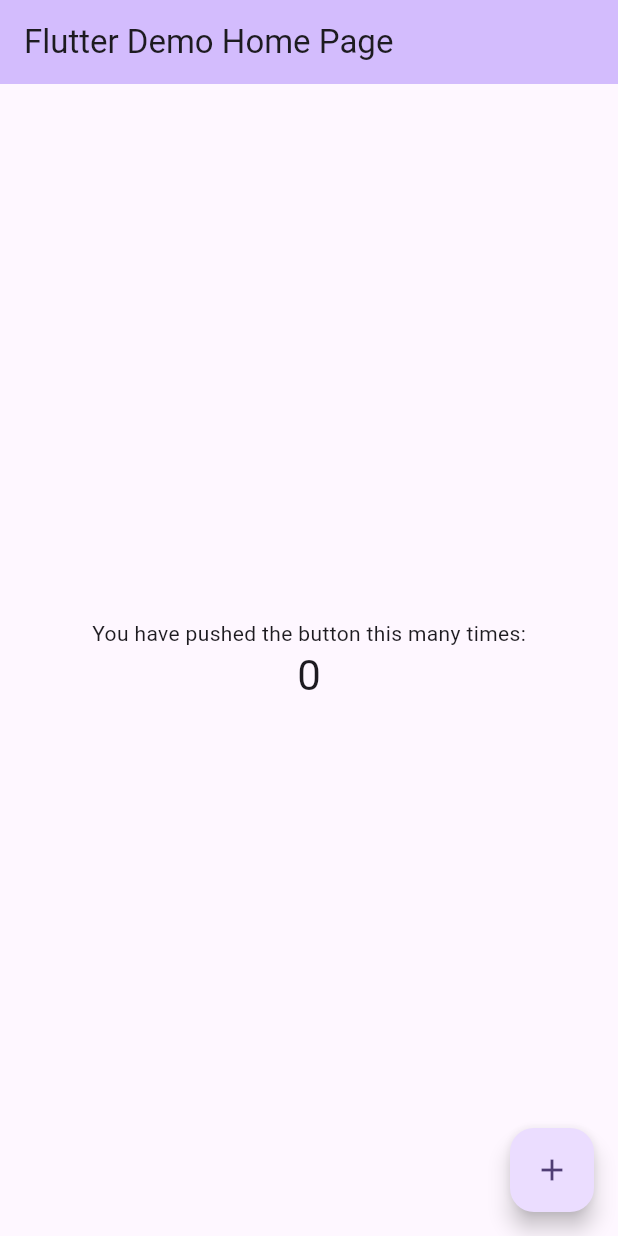
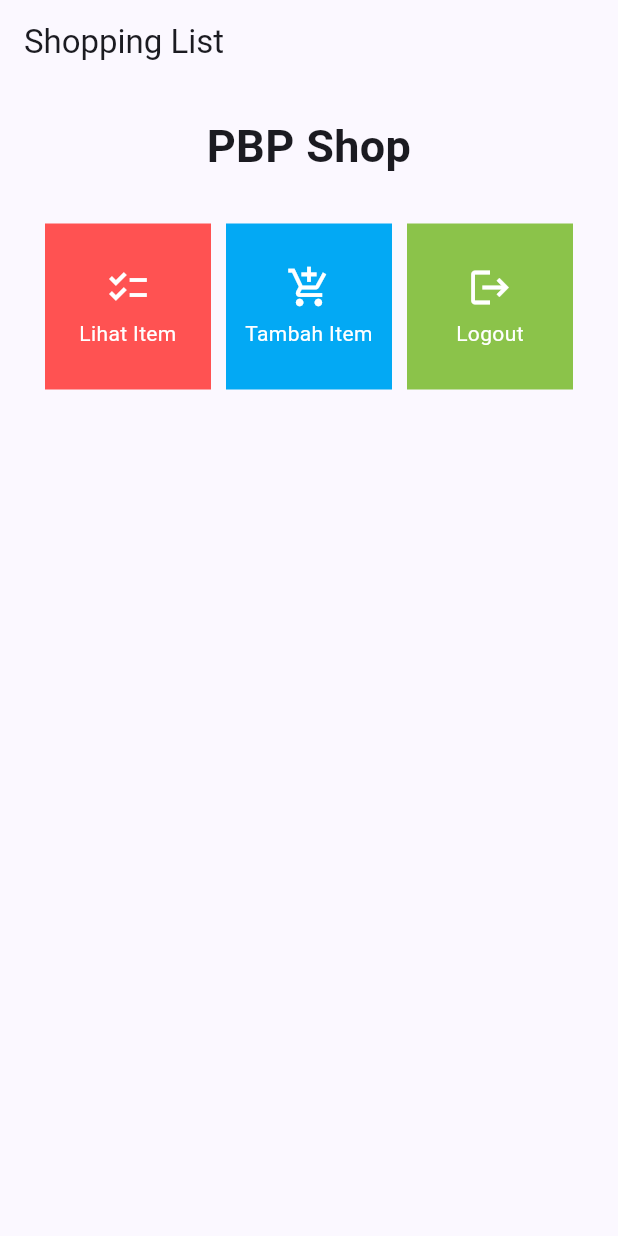
Before and after one commit to HilmyAmmar/inventory_app_mobile, a Flutter app: the screen it shows after launch, on a phone screen of 412 x 824 dp. Run offline on Flutter 3.47's test engine with Material 2 defaults, Android fonts, the phone set to English and light mode, and no system bars.

Commit message:
tugas 7 selesai

```diff
--- a/lib/main.dart
+++ b/lib/main.dart
@@ -1,4 +1,5 @@
 import 'package:flutter/material.dart';
+import 'package:inventory_app/menu.dart';
 
 void main() {
   runApp(const MyApp());
@@ -28,98 +29,10 @@ class MyApp extends StatelessWidget {
         //
         // This works for code too, not just values: Most code changes can be
         // tested with just a hot reload.
-        colorScheme: ColorScheme.fromSeed(seedColor: Colors.deepPurple),
+        colorScheme: ColorScheme.fromSeed(seedColor: Colors.indigo),
         useMaterial3: true,
       ),
-      home: const MyHomePage(title: 'Flutter Demo Home Page'),
+      home: MyHomePage(),
     );
   }
 }
-
-class MyHomePage extends StatefulWidget {
-  const MyHomePage({super.key, required this.title});
-
-  // This widget is the home page of your application. It is stateful, meaning
-  // that it has a State object (defined below) that contains fields that affect
-  // how it looks.
-
-  // This class is the configuration for the state. It holds the values (in this
-  // case the title) provided by the parent (in this case the App widget) and
-  // used by the build method of the State. Fields in a Widget subclass are
-  // always marked "final".
-
-  final String title;
-
-  @override
-  State<MyHomePage> createState() => _MyHomePageState();
-}
-
-class _MyHomePageState extends State<MyHomePage> {
-  int _counter = 0;
-
-  void _incrementCounter() {
-    setState(() {
-      // This call to setState tells the Flutter framework that something has
-      // changed in this State, which causes it to rerun the build method below
-      // so that the display can reflect the updated values. If we changed
-      // _counter without calling setState(), then the build method would not be
-      // called again, and so nothing would appear to happen.
-      _counter++;
-    });
-  }
-
-  @override
-  Widget build(BuildContext context) {
-    // This method is rerun every time setState is called, for instance as done
-    // by the _incrementCounter method above.
-    //
-    // The Flutter framework has been optimized to make rerunning build methods
-    // fast, so that you can just rebuild anything that needs updating rather
-    // than having to individually change instances of widgets.
-    return Scaffold(
-      appBar: AppBar(
-        // TRY THIS: Try changing the color here to a specific color (to
-        // Colors.amber, perhaps?) and trigger a hot reload to see the AppBar
-        // change color while the other colors stay the same.
-        backgroundColor: Theme.of(context).colorScheme.inversePrimary,
-        // Here we take the value from the MyHomePage object that was created by
-        // the App.build method, and use it to set our appbar title.
-        title: Text(widget.title),
-      ),
-      body: Center(
-        // Center is a layout widget. It takes a single child and positions it
-        // in the middle of the parent.
-        child: Column(
-          // Column is also a layout widget. It takes a list of children and
-          // arranges them vertically. By default, it sizes itself to fit its
-          // children horizontally, and tries to be as tall as its parent.
-          //
-          // Column has various properties to control how it sizes itself and
-          // how it positions its children. Here we use mainAxisAlignment to
-          // center the children vertically; the main axis here is the vertical
-          // axis because Columns are vertical (the cross axis would be
-          // horizontal).
-          //
-          // TRY THIS: Invoke "debug painting" (choose the "Toggle Debug Paint"
-          // action in the IDE, or press "p" in the console), to see the
-          // wireframe for each widget.
-          mainAxisAlignment: MainAxisAlignment.center,
-          children: <Widget>[
-            const Text(
-              'You have pushed the button this many times:',
-            ),
-            Text(
-              '$_counter',
-              style: Theme.of(context).textTheme.headlineMedium,
-            ),
-          ],
-        ),
-      ),
-      floatingActionButton: FloatingActionButton(
-        onPressed: _incrementCounter,
-        tooltip: 'Increment',
-        child: const Icon(Icons.add),
-      ), // This trailing comma makes auto-formatting nicer for build methods.
-    );
-  }
-}
--- /dev/null
+++ b/lib/menu.dart
@@ -0,0 +1,117 @@
+import 'package:flutter/material.dart';
+
+class ShopItem {
+  final String name;
+  final IconData icon;
+  final Color color;
+  ShopItem(this.name, this.icon, this.color);
+}
+
+class MyHomePage extends StatelessWidget {
+  MyHomePage({Key? key}) : super(key: key);
+  final List<ShopItem> items = [
+    ShopItem("Lihat Item", Icons.checklist, Colors.redAccent),
+    ShopItem("Tambah Item", Icons.add_shopping_cart, Colors.lightBlue),
+    ShopItem("Logout", Icons.logout, Colors.lightGreen),
+  ];
+  // This widget is the home page of your application. It is stateful, meaning
+  // that it has a State object (defined below) that contains fields that affect
+  // how it looks.
+
+  // This class is the configuration for the state. It holds the values (in this
+  // case the title) provided by the parent (in this case the App widget) and
+  // used by the build method of the State. Fields in a Widget subclass are
+  // always marked "final".
+  @override
+  Widget build(BuildContext context) {
+    return Scaffold(
+      appBar: AppBar(
+        title: const Text(
+          'Shopping List',
+        ),
+      ),
+      body: SingleChildScrollView(
+        // Widget wrapper yang dapat discroll
+        child: Padding(
+          padding: const EdgeInsets.all(10.0), // Set padding dari halaman
+          child: Column(
+            // Widget untuk menampilkan children secara vertikal
+            children: <Widget>[
+              const Padding(
+                padding: EdgeInsets.only(top: 10.0, bottom: 10.0),
+                // Widget Text untuk menampilkan tulisan dengan alignment center dan style yang sesuai
+                child: Text(
+                  'PBP Shop', // Text yang menandakan toko
+                  textAlign: TextAlign.center,
+                  style: TextStyle(
+                    fontSize: 30,
+                    fontWeight: FontWeight.bold,
+                  ),
+                ),
+              ),
+              // Grid layout
+              GridView.count(
+                // Container pada card kita.
+                primary: true,
+                padding: const EdgeInsets.all(20),
+                crossAxisSpacing: 10,
+                mainAxisSpacing: 10,
+                crossAxisCount: 3,
+                shrinkWrap: true,
+                children: items.map((ShopItem item) {
+                  // Iterasi untuk setiap item
+                  return ShopCard(item);
+                }).toList(),
+              ),
+            ],
+          ),
+        ),
+      ),
+    );
+  }
+}
+
+class ShopCard extends StatelessWidget {
+  final ShopItem item;
+
+  const ShopCard(this.item, {super.key}); // Constructor
+
+  @override
+  Widget build(BuildContext context) {
+    return Material(
+      color: item.color,
+      child: InkWell(
+        // Area responsive terhadap sentuhan
+        onTap: () {
+          // Memunculkan SnackBar ketika diklik
+          ScaffoldMessenger.of(context)
+            ..hideCurrentSnackBar()
+            ..showSnackBar(SnackBar(
+                content: Text("Kamu telah menekan tombol ${item.name}!")));
+        },
+        child: Container(
+          // Container untuk menyimpan Icon dan Text
+          padding: const EdgeInsets.all(8),
+          child: Center(
+            child: Column(
+              mainAxisAlignment: MainAxisAlignment.center,
+              children: [
+                Icon(
+                  item.icon,
+                  color: Colors.white,
+                  size: 30.0,
+                ),
+                const Padding(padding: EdgeInsets.all(3)),
+                Text(
+                  item.name,
+                  textAlign: TextAlign.center,
+                  style: const TextStyle(color: Colors.white),
+                ),
+              ],
+            ),
+          ),
+        ),
+      ),
+    );
+  }
+}
```
